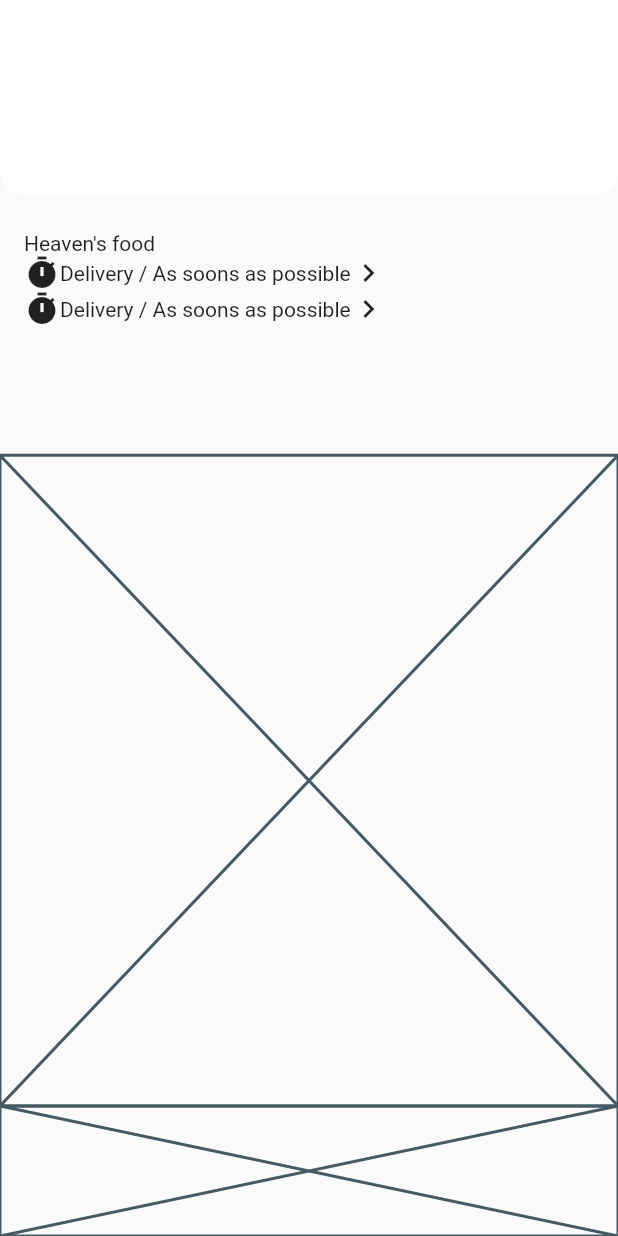
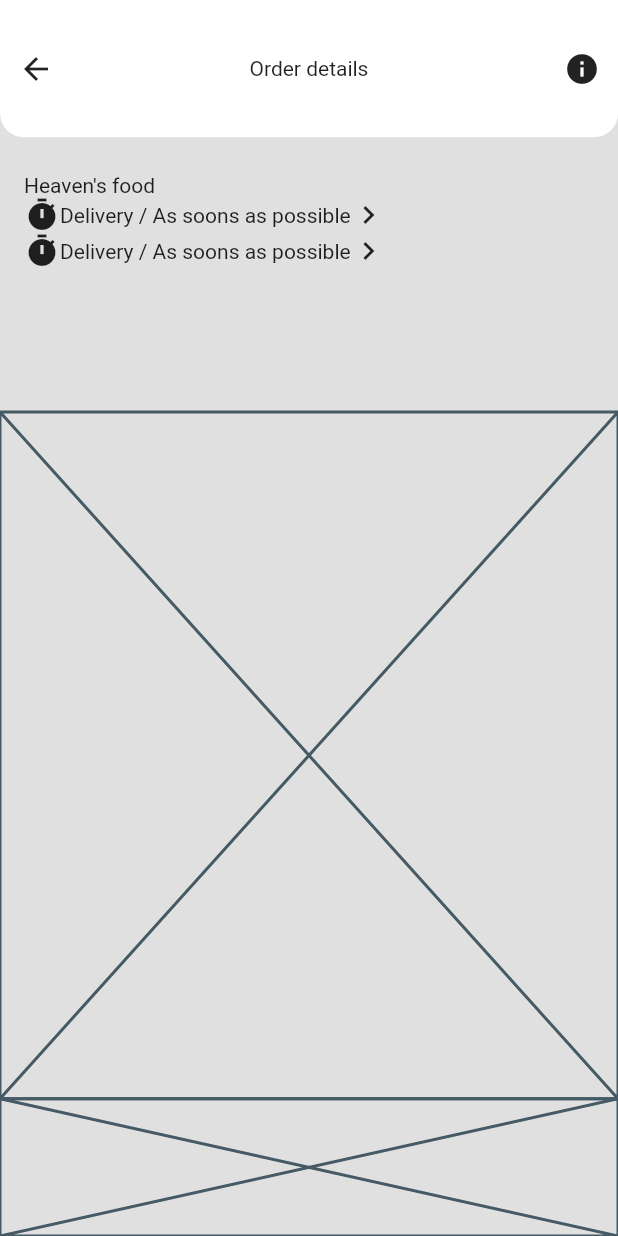
Before and after one commit to JAICHANGPARK/flutter_notebook_11th_story, a Flutter app: the screen it shows after launch, item 2 of the bottom bar chosen, on a phone screen of 412 x 824 dp. Run offline on Flutter 3.47's test engine with Material 2 defaults, Android fonts, the phone set to English and light mode, and no system bars; our stand-ins replace backdrop, badges, flutter_inner_drawer, flutter_slidable, flutter_swiper, google_fonts; network calls fail.

Commit message:
Update food_order_page.dart

```diff
--- a/lib/ep744_food_app/ui/food_order_page.dart
+++ b/lib/ep744_food_app/ui/food_order_page.dart
@@ -9,11 +9,12 @@ class _FoodOrderPageState extends State<FoodOrderPage> {
   @override
   Widget build(BuildContext context) {
     return Scaffold(
+      backgroundColor: Colors.grey[300],
       body: SafeArea(
         child: Column(
           children: [
             Expanded(
-                flex: 3,
+                flex: 2,
                 child: Container(
                   decoration: BoxDecoration(
                       color: Colors.white,
@@ -21,6 +22,14 @@ class _FoodOrderPageState extends State<FoodOrderPage> {
                         bottomRight: Radius.circular(16),
                         bottomLeft: Radius.circular(16),
                       )),
+                  child: Row(
+                    mainAxisAlignment: MainAxisAlignment.spaceBetween,
+                    children: [
+                      IconButton(onPressed: (){}, icon: Icon(Icons.arrow_back)),
+                      Text("Order details"),
+                      IconButton(onPressed: (){}, icon: Icon(Icons.info))
+                    ],
+                  ),
                 )),
             Expanded(
                 flex: 4,
```
